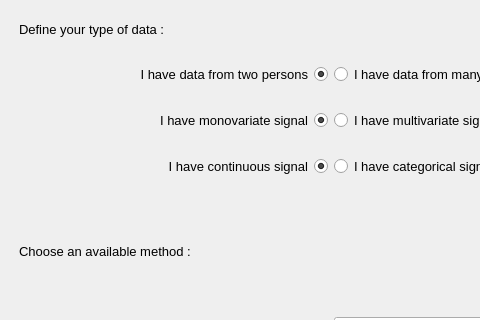
This is interface/sources/ui_files/Ui_MethodSelectionWindow.ui in syncpy/SyncPy as Qt 5 draws it before an edit; both pictures show x 0 to 480 and y 0 to 320 of the 800 by 600 pixel window. The edited form follows.
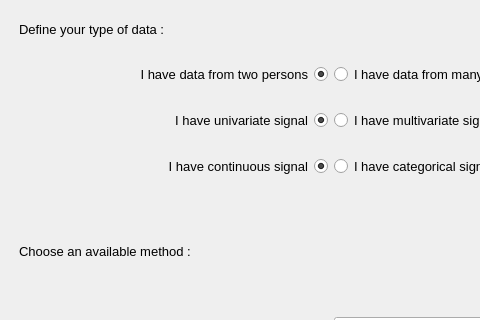
This is the edited form.

```diff
--- a/interface/sources/ui_files/Ui_MethodSelectionWindow.ui
+++ b/interface/sources/ui_files/Ui_MethodSelectionWindow.ui
@@ -161,7 +161,7 @@
          <enum>Qt::RightToLeft</enum>
         </property>
         <property name="text">
-         <string>I have monovariate signal</string>
+         <string>I have univariate signal</string>
         </property>
         <property name="checked">
          <bool>true</bool>
```
